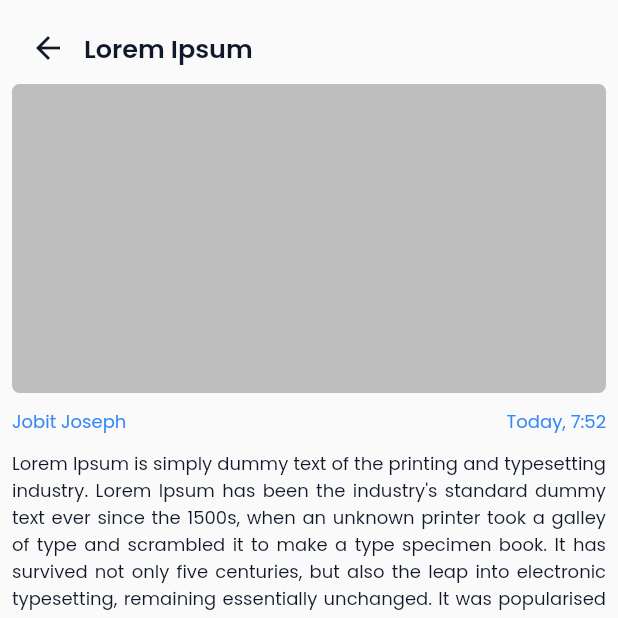
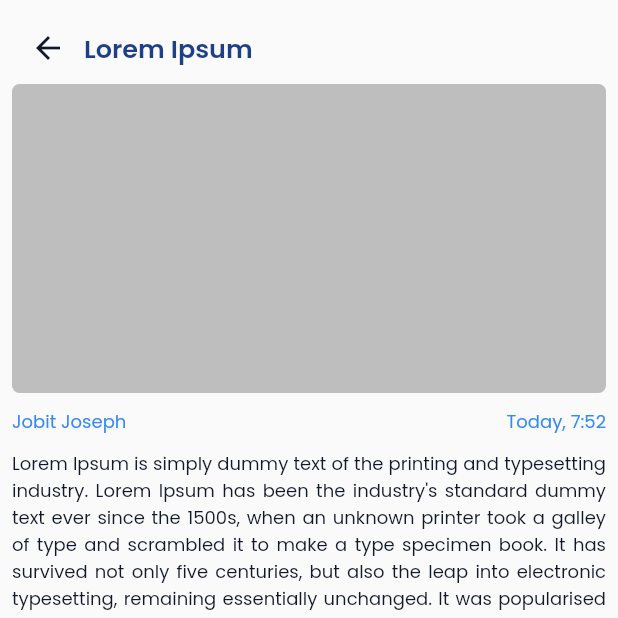
Before and after one commit to MahnoorWaheed/news_app, a Flutter app: the screen it shows after launch, after a tap on "read more", on a phone screen of 412 x 824 dp, the top half of it. Run offline on Flutter 3.47's test engine with Material 2 defaults, Android fonts, the phone set to English and light mode, and no system bars; our stand-ins replace google_fonts.

Commit message:
color changed

```diff
--- a/lib/src/view/screens/dashboard.dart
+++ b/lib/src/view/screens/dashboard.dart
@@ -26,7 +26,7 @@ class Dashboard extends StatelessWidget {
                   SizedBox(width: 35,),
                   reuableContainer(context,
                   child: Center(
-                    child: smallText("Search"),
+                    child: smallText("Search", clr: AppColor.darkBlue),
                   )),
                 ],
               ),
--- a/lib/src/view/widgets/reusable_widgets.dart
+++ b/lib/src/view/widgets/reusable_widgets.dart
@@ -31,7 +31,7 @@ Container reuableContainer(BuildContext context,
   Text largeText(String txt, {Color? clr,double? size}) {
     return Text(txt,
                 style: GoogleFonts.poppins(
-                  color: clr??AppColor.darkBlue,
+                  color: clr??Color(0xFF1E4088),
                    fontWeight: FontWeight.w600,
                    fontSize:size?? 15
                    ),);
```
